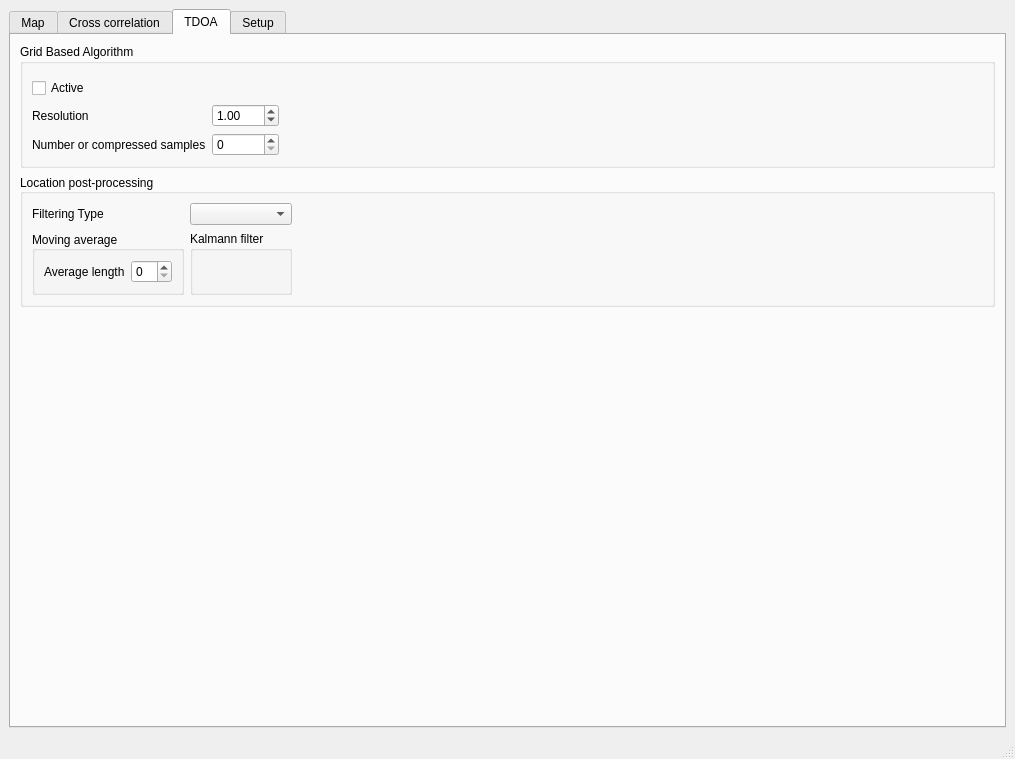
The window that gui/main_window.ui (rwth-ti/gr-localization) describes before a commit, drawn with Qt 5.
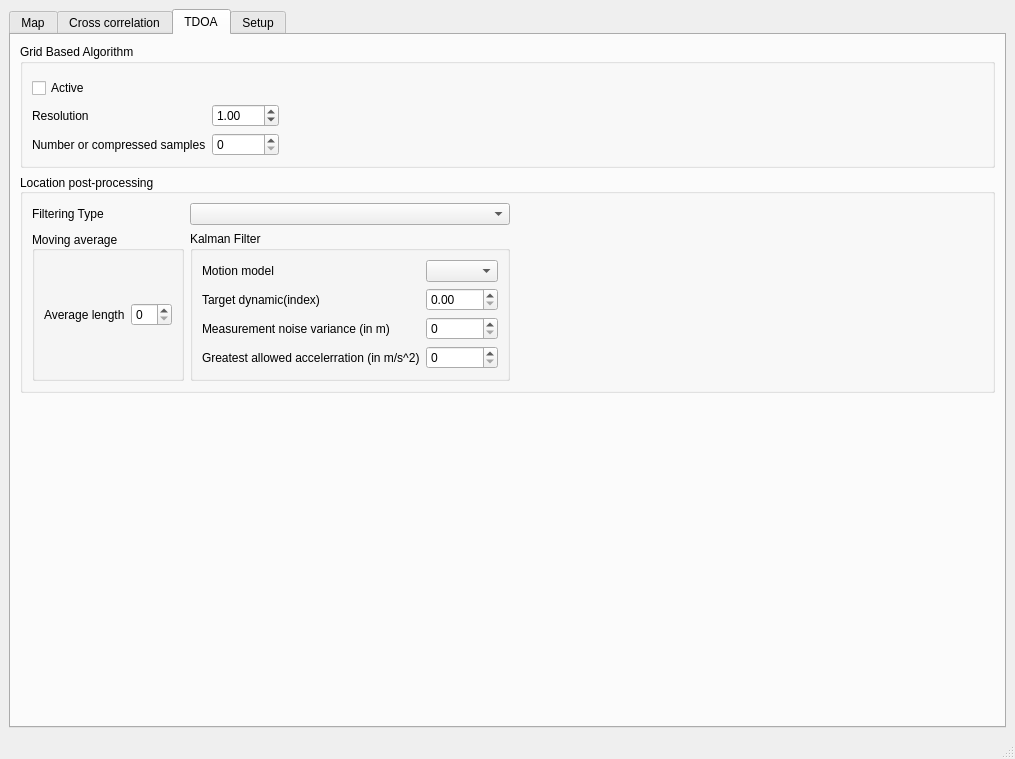
The same window after the commit. The open tabs and pages were chosen to show the change. Custom widgets are drawn as their Qt base class.

Commit message: Kalman filter real time integration

Patch:
```diff
--- a/gui/main_window.ui
+++ b/gui/main_window.ui
@@ -911,8 +911,58 @@
              <item row="1" column="1">
               <widget class="QGroupBox" name="groupBox_18">
                <property name="title">
-                <string>Kalmann filter</string>
+                <string>Kalman Filter</string>
                </property>
+               <layout class="QGridLayout" name="gridLayout_13">
+                <item row="0" column="0">
+                 <layout class="QGridLayout" name="gridLayout_11">
+                  <item row="2" column="1">
+                   <widget class="QSpinBox" name="spinBoxMeasurementNoise"/>
+                  </item>
+                  <item row="1" column="1">
+                   <widget class="QDoubleSpinBox" name="doubleSpinBoxDynamic">
+                    <property name="singleStep">
+                     <double>0.100000000000000</double>
+                    </property>
+                   </widget>
+                  </item>
+                  <item row="0" column="1">
+                   <widget class="QComboBox" name="comboBoxMotionModel"/>
+                  </item>
+                  <item row="3" column="0">
+                   <widget class="QLabel" name="label_23">
+                    <property name="text">
+                     <string>Greatest allowed accelerration (in m/s^2)</string>
+                    </property>
+                   </widget>
+                  </item>
+                  <item row="2" column="0">
+                   <widget class="QLabel" name="label_22">
+                    <property name="text">
+                     <string>Measurement noise variance (in m)</string>
+                    </property>
+                   </widget>
+                  </item>
+                  <item row="0" column="0">
+                   <widget class="QLabel" name="label_20">
+                    <property name="text">
+                     <string>Motion model</string>
+                    </property>
+                   </widget>
+                  </item>
+                  <item row="3" column="1">
+                   <widget class="QSpinBox" name="spinBoxMaxAcc"/>
+                  </item>
+                  <item row="1" column="0">
+                   <widget class="QLabel" name="label_21">
+                    <property name="text">
+                     <string>Target dynamic(index)</string>
+                    </property>
+                   </widget>
+                  </item>
+                 </layout>
+                </item>
+               </layout>
               </widget>
              </item>
             </layout>
@@ -941,7 +991,7 @@
           <property name="sizeHint" stdset="0">
            <size>
             <width>20</width>
-            <height>416</height>
+            <height>40</height>
            </size>
           </property>
          </spacer>
```
Left out of the diff: 42 changed lines with no effect on the pictures. The commit also changes 12 other files.
